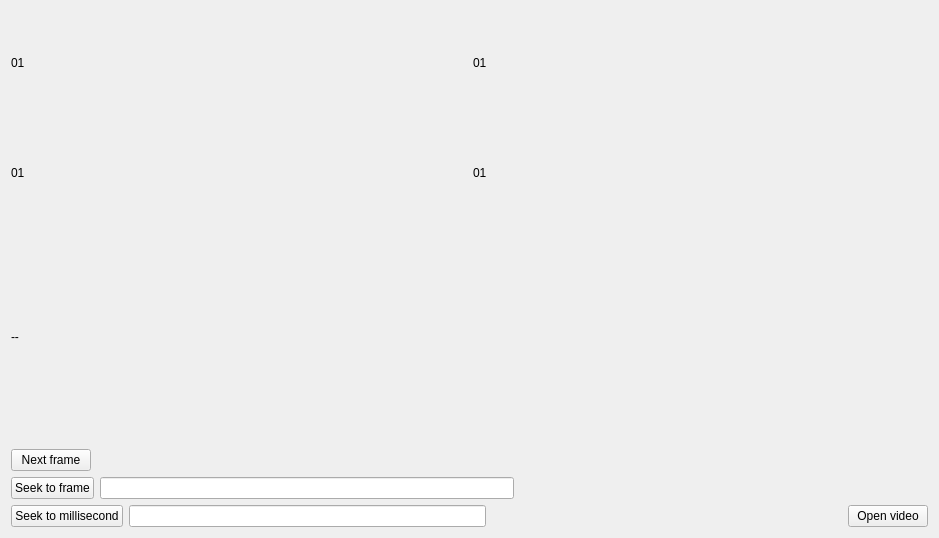
This is FfmpegPlayer.ui in Aerobota/OpenCV as Qt 5 draws it before an edit. The edited form follows.
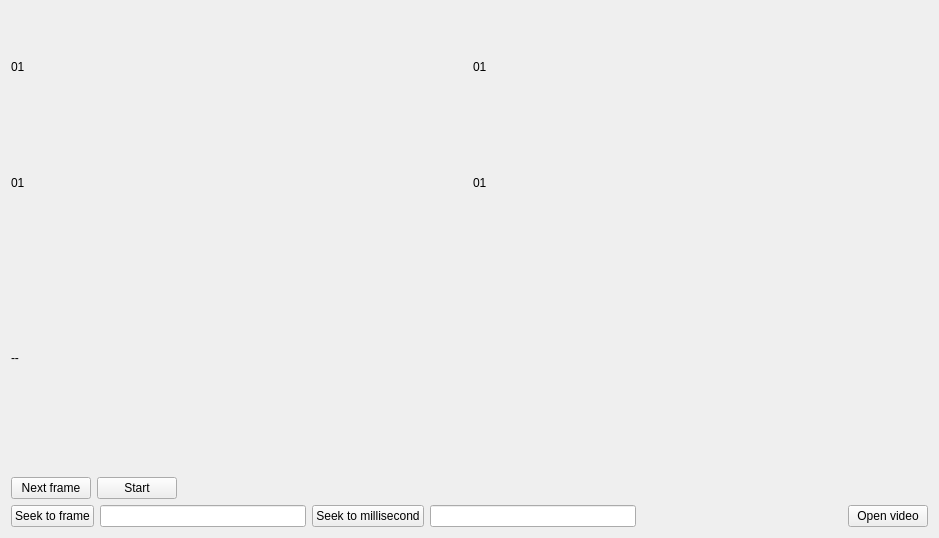
This is the edited form.

Commit message: Add timer for read next image

The edit to the form file:
```diff
--- a/FfmpegPlayer.ui
+++ b/FfmpegPlayer.ui
@@ -76,6 +76,13 @@
          </property>
         </widget>
        </item>
+       <item>
+        <widget class="QPushButton" name="btTimer">
+         <property name="text">
+          <string>Start</string>
+         </property>
+        </widget>
+       </item>
        <item>
         <spacer name="horizontalSpacer_6">
          <property name="orientation">
@@ -104,23 +111,6 @@
         <widget class="QLineEdit" name="lineEditFrame_2"/>
        </item>
        <item>
-        <spacer name="horizontalSpacer_4">
-         <property name="orientation">
-          <enum>Qt::Horizontal</enum>
-         </property>
-         <property name="sizeHint" stdset="0">
-          <size>
-           <width>40</width>
-           <height>20</height>
-          </size>
-         </property>
-        </spacer>
-       </item>
-      </layout>
-     </item>
-     <item>
-      <layout class="QHBoxLayout" name="horizontalLayout_5">
-       <item>
         <widget class="QPushButton" name="pushButtonSeekMillisecond_2">
          <property name="text">
           <string>Seek to millisecond</string>
@@ -131,7 +121,7 @@
         <widget class="QLineEdit" name="lineEditMillisecond_2"/>
        </item>
        <item>
-        <spacer name="horizontalSpacer_5">
+        <spacer name="horizontalSpacer_4">
          <property name="orientation">
           <enum>Qt::Horizontal</enum>
          </property>
```
The commit also changes 2 other files.
